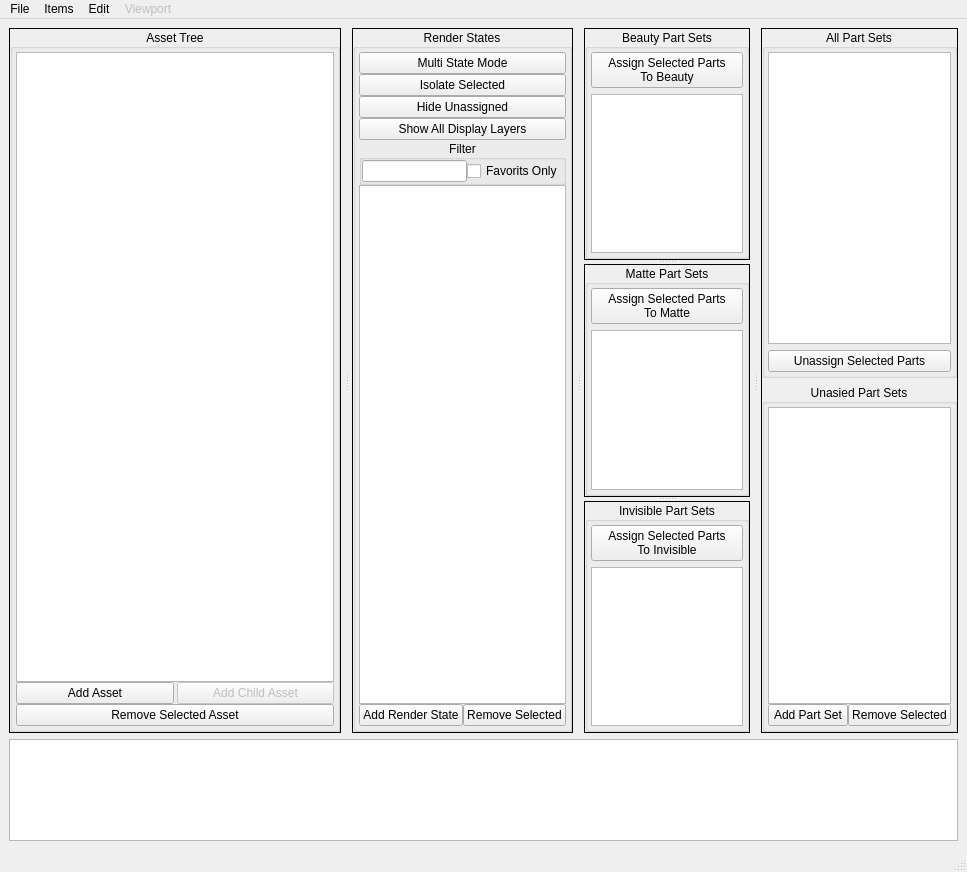
Qt form Scripts/Tools/Vray_Scene_States_Manager/Vray_Scene_State_Manager.ui (Mayaenite/Maya) before a commit.
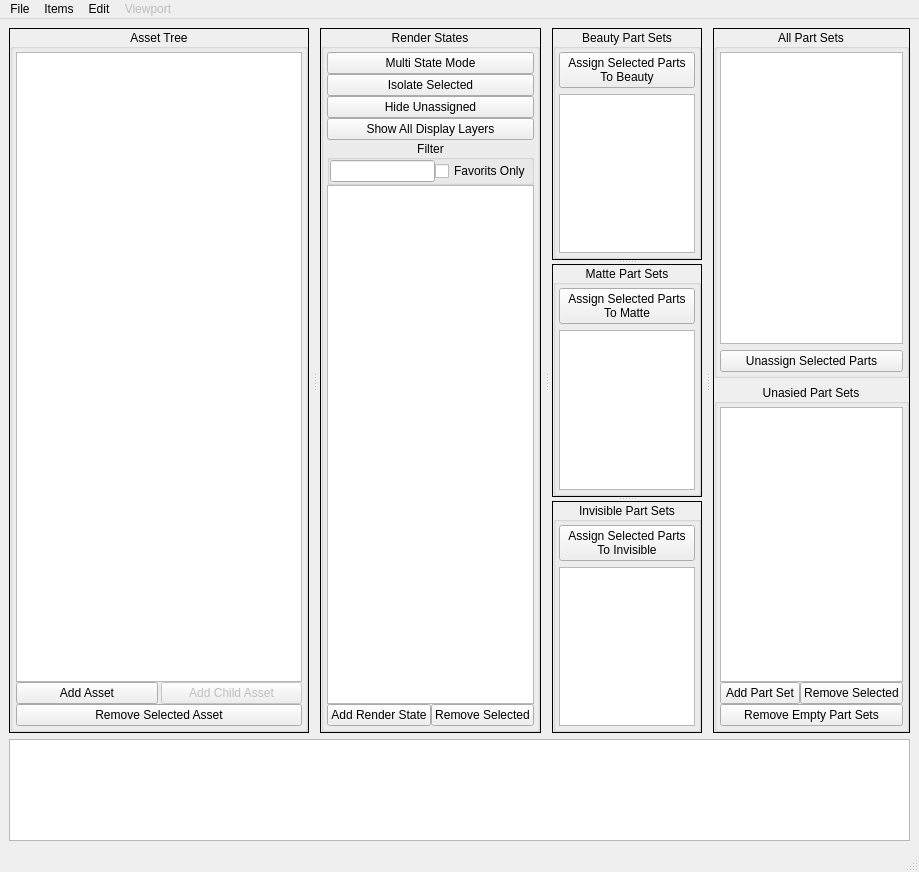
The same form after that commit. Custom widgets are drawn as their Qt base class.

Commit message: Added Docs Tool Tip To Multi Mode

```diff
--- a/Scripts/Tools/Vray_Scene_States_Manager/Vray_Scene_State_Manager.ui
+++ b/Scripts/Tools/Vray_Scene_States_Manager/Vray_Scene_State_Manager.ui
@@ -6,7 +6,7 @@
    <rect>
     <x>0</x>
     <y>0</y>
-    <width>967</width>
+    <width>919</width>
     <height>872</height>
    </rect>
   </property>
@@ -696,7 +696,7 @@
              </widget>
             </item>
             <item>
-             <layout class="QHBoxLayout" name="horizontalLayout_3">
+             <layout class="QGridLayout" name="gridLayout">
               <property name="leftMargin">
                <number>0</number>
               </property>
@@ -709,20 +709,27 @@
               <property name="bottomMargin">
                <number>0</number>
               </property>
-              <item>
+              <item row="0" column="0" colspan="2">
                <widget class="QPushButton" name="add_part_set_Button">
                 <property name="text">
                  <string>Add Part Set</string>
                 </property>
                </widget>
               </item>
-              <item>
+              <item row="0" column="2">
                <widget class="QPushButton" name="remove_part_sets_Button">
                 <property name="text">
                  <string>Remove Selected</string>
                 </property>
                </widget>
               </item>
+              <item row="1" column="0" colspan="3">
+               <widget class="QPushButton" name="pushButton">
+                <property name="text">
+                 <string>Remove Empty Part Sets</string>
+                </property>
+               </widget>
+              </item>
              </layout>
             </item>
            </layout>
@@ -750,7 +757,7 @@
     <rect>
      <x>0</x>
      <y>0</y>
-     <width>967</width>
+     <width>919</width>
      <height>26</height>
     </rect>
    </property>
```
Left out of the diff: 46 changed lines with no effect on the pictures.
